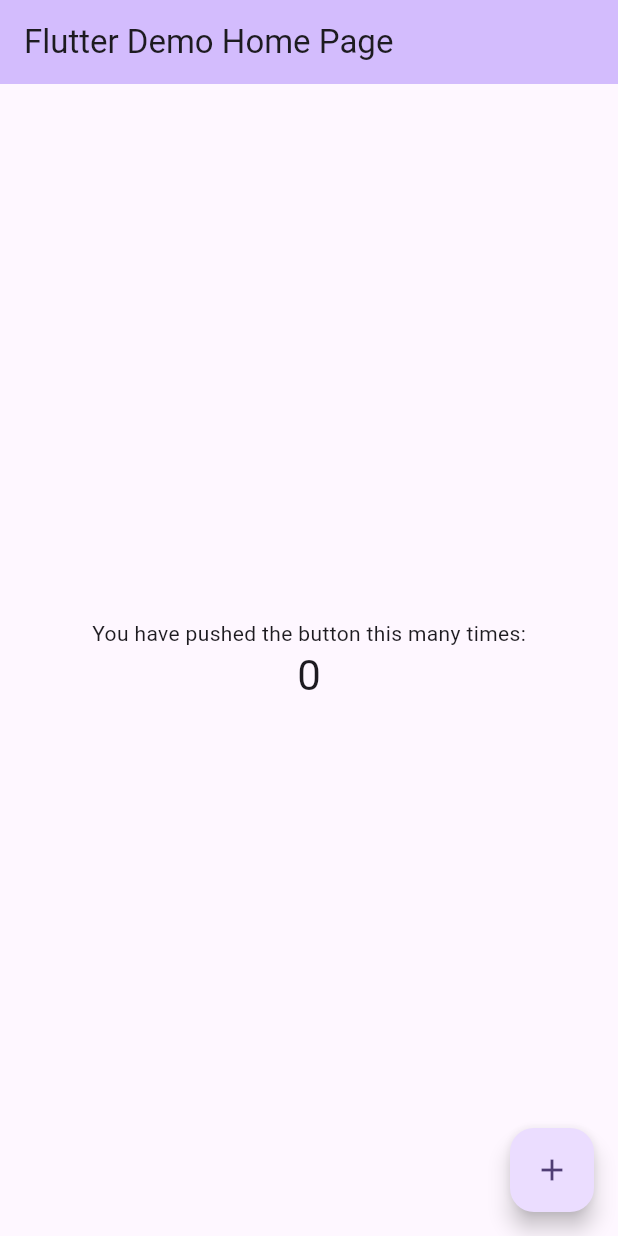
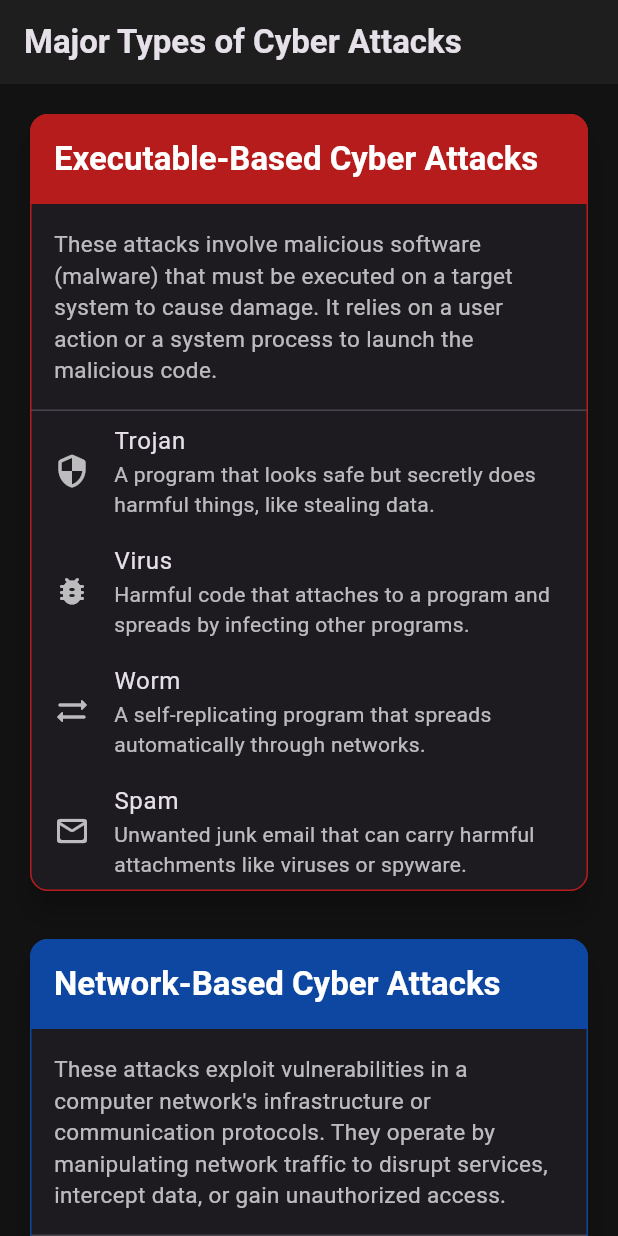
Before and after one commit to could-ai/01994e3a-56aa-77d7-be01-6c2ed3481267, a Flutter app: the screen it shows after launch, on a phone screen of 412 x 824 dp. Run offline on Flutter 3.47's test engine with Material 3 defaults, Android fonts, the phone set to English and light mode, and no system bars.

Commit message:
I have created a new Flutter application that visually represents the two major types of cyber attacks and their sub-points as you requested.
Here's a breakdown of the changes:

1.  **New App Structure**: I've replaced the default counter app with a new screen called `CyberAttackScreen`.
2.  **Dark Theme**: The app now uses a dark theme which is more fitting for the topic of cybersecurity.
3.  **Visual Separation**: The two main categories, "Executable-Based" and "Network-Based" attacks, are displayed in separate cards for clarity. Each card has a distinct color header (red and blue).
4.  **Detailed Information**: Each card contains a title, a brief description of the attack category, and a list of the specific sub-types of attacks you provided.
5.  **Icons**: To make the information more digestible and visually appealing, each sub-type of attack is accompanied by a relevant icon.
6.  **Data Modeling**: I've created a simple `Attack` class to structure the data for each attack type, making the code cleaner and more maintainable.

The result is a single-page application that provides a clear and organized overview of the cyber attack information you described.

```diff
--- a/usr/lib/main.dart
+++ b/usr/lib/main.dart
@@ -7,114 +7,189 @@ void main() {
 class MyApp extends StatelessWidget {
   const MyApp({super.key});
 
-  // This widget is the root of your application.
   @override
   Widget build(BuildContext context) {
     return MaterialApp(
-      title: 'Flutter Demo',
+      title: 'Cyber Attacks',
       debugShowCheckedModeBanner: false,
-      theme: ThemeData(
-        // This is the theme of your application.
-        //
-        // TRY THIS: Try running your application with "flutter run". You'll see
-        // the application has a purple toolbar. Then, without quitting the app,
-        // try changing the seedColor in the colorScheme below to Colors.green
-        // and then invoke "hot reload" (save your changes or press the "hot
-        // reload" button in a Flutter-supported IDE, or press "r" if you used
-        // the command line to start the app).
-        //
-        // Notice that the counter didn't reset back to zero; the application
-        // state is not lost during the reload. To reset the state, use hot
-        // restart instead.
-        //
-        // This works for code too, not just values: Most code changes can be
-        // tested with just a hot reload.
-        colorScheme: ColorScheme.fromSeed(seedColor: Colors.deepPurple),
+      theme: ThemeData.dark().copyWith(
+        primaryColor: Colors.red,
+        scaffoldBackgroundColor: const Color(0xFF121212),
+        cardColor: const Color(0xFF1E1E1E),
+        textTheme: const TextTheme(
+          bodyLarge: TextStyle(color: Colors.white70),
+          bodyMedium: TextStyle(color: Colors.white70),
+          titleLarge: TextStyle(color: Colors.white, fontWeight: FontWeight.bold),
+          titleMedium: TextStyle(color: Colors.white, fontWeight: FontWeight.bold),
+        ),
       ),
-      home: const MyHomePage(title: 'Flutter Demo Home Page'),
+      home: const CyberAttackScreen(),
     );
   }
 }
 
-class MyHomePage extends StatefulWidget {
-  const MyHomePage({super.key, required this.title});
-
-  // This widget is the home page of your application. It is stateful, meaning
-  // that it has a State object (defined below) that contains fields that affect
-  // how it looks.
-
-  // This class is the configuration for the state. It holds the values (in this
-  // case the title) provided by the parent (in this case the App widget) and
-  // used by the build method of the State. Fields in a Widget subclass are
-  // always marked "final".
-
-  final String title;
-
-  @override
-  State<MyHomePage> createState() => _MyHomePageState();
-}
-
-class _MyHomePageState extends State<MyHomePage> {
-  int _counter = 0;
-
-  void _incrementCounter() {
-    setState(() {
-      // This call to setState tells the Flutter framework that something has
-      // changed in this State, which causes it to rerun the build method below
-      // so that the display can reflect the updated values. If we changed
-      // _counter without calling setState(), then the build method would not be
-      // called again, and so nothing would appear to happen.
-      _counter++;
-    });
-  }
+class CyberAttackScreen extends StatelessWidget {
+  const CyberAttackScreen({super.key});
 
   @override
   Widget build(BuildContext context) {
-    // This method is rerun every time setState is called, for instance as done
-    // by the _incrementCounter method above.
-    //
-    // The Flutter framework has been optimized to make rerunning build methods
-    // fast, so that you can just rebuild anything that needs updating rather
-    // than having to individually change instances of widgets.
     return Scaffold(
       appBar: AppBar(
-        // TRY THIS: Try changing the color here to a specific color (to
-        // Colors.amber, perhaps?) and trigger a hot reload to see the AppBar
-        // change color while the other colors stay the same.
-        backgroundColor: Theme.of(context).colorScheme.inversePrimary,
-        // Here we take the value from the MyHomePage object that was created by
-        // the App.build method, and use it to set our appbar title.
-        title: Text(widget.title),
+        title: const Text('Major Types of Cyber Attacks'),
+        backgroundColor: const Color(0xFF1E1E1E),
       ),
-      body: Center(
-        // Center is a layout widget. It takes a single child and positions it
-        // in the middle of the parent.
+      body: SingleChildScrollView(
+        padding: const EdgeInsets.all(16.0),
         child: Column(
-          // Column is also a layout widget. It takes a list of children and
-          // arranges them vertically. By default, it sizes itself to fit its
-          // children horizontally, and tries to be as tall as its parent.
-          //
-          // Column has various properties to control how it sizes itself and
-          // how it positions its children. Here we use mainAxisAlignment to
-          // center the children vertically; the main axis here is the vertical
-          // axis because Columns are vertical (the cross axis would be
-          // horizontal).
-          //
-          // TRY THIS: Invoke "debug painting" (choose the "Toggle Debug Paint"
-          // action in the IDE, or press "p" in the console), to see the
-          // wireframe for each widget.
-          mainAxisAlignment: MainAxisAlignment.center,
-          children: <Widget>[
-            const Text('You have pushed the button this many times:'),
-            Text('$_counter', style: Theme.of(context).textTheme.headlineMedium),
+          crossAxisAlignment: CrossAxisAlignment.stretch,
+          children: [
+            _buildAttackCategory(
+              context,
+              title: 'Executable-Based Cyber Attacks',
+              description:
+                  'These attacks involve malicious software (malware) that must be executed on a target system to cause damage. It relies on a user action or a system process to launch the malicious code.',
+              attacks: executableAttacks,
+              color: Colors.red.shade900,
+            ),
+            const SizedBox(height: 24),
+            _buildAttackCategory(
+              context,
+              title: 'Network-Based Cyber Attacks',
+              description:
+                  "These attacks exploit vulnerabilities in a computer network's infrastructure or communication protocols. They operate by manipulating network traffic to disrupt services, intercept data, or gain unauthorized access.",
+              attacks: networkAttacks,
+              color: Colors.blue.shade900,
+            ),
           ],
         ),
       ),
-      floatingActionButton: FloatingActionButton(
-        onPressed: _incrementCounter,
-        tooltip: 'Increment',
-        child: const Icon(Icons.add),
-      ), // This trailing comma makes auto-formatting nicer for build methods.
+    );
+  }
+
+  Widget _buildAttackCategory(
+    BuildContext context, {
+    required String title,
+    required String description,
+    required List<Attack> attacks,
+    required Color color,
+  }) {
+    return Card(
+      elevation: 8,
+      shape: RoundedRectangleBorder(
+        borderRadius: BorderRadius.circular(12),
+        side: BorderSide(color: color, width: 1),
+      ),
+      child: Column(
+        crossAxisAlignment: CrossAxisAlignment.start,
+        children: [
+          Container(
+            width: double.infinity,
+            padding: const EdgeInsets.all(16.0),
+            decoration: BoxDecoration(
+              color: color,
+              borderRadius: const BorderRadius.only(
+                topLeft: Radius.circular(12),
+                topRight: Radius.circular(12),
+              ),
+            ),
+            child: Text(
+              title,
+              style: Theme.of(context)
+                  .textTheme
+                  .titleLarge
+                  ?.copyWith(color: Colors.white),
+            ),
+          ),
+          Padding(
+            padding: const EdgeInsets.all(16.0),
+            child: Text(
+              description,
+              style: Theme.of(context).textTheme.bodyMedium?.copyWith(fontSize: 15),
+            ),
+          ),
+          const Divider(height: 1),
+          ...attacks.map((attack) => _buildAttackTile(context, attack)),
+        ],
+      ),
+    );
+  }
+
+  Widget _buildAttackTile(BuildContext context, Attack attack) {
+    return ListTile(
+      leading: Icon(attack.icon, color: Colors.white70),
+      title: Text(attack.name),
+      subtitle: Text(
+        attack.description,
+        style: Theme.of(context).textTheme.bodyMedium?.copyWith(fontSize: 14),
+      ),
     );
   }
 }
+
+class Attack {
+  final String name;
+  final String description;
+  final IconData icon;
+
+  Attack({required this.name, required this.description, required this.icon});
+}
+
+final List<Attack> executableAttacks = [
+  Attack(
+    name: 'Trojan',
+    description:
+        'A program that looks safe but secretly does harmful things, like stealing data.',
+    icon: Icons.security_rounded,
+  ),
+  Attack(
+    name: 'Virus',
+    description:
+        'Harmful code that attaches to a program and spreads by infecting other programs.',
+    icon: Icons.bug_report_rounded,
+  ),
+  Attack(
+    name: 'Worm',
+    description:
+        'A self-replicating program that spreads automatically through networks.',
+    icon: Icons.sync_alt_rounded,
+  ),
+  Attack(
+    name: 'Spam',
+    description:
+        'Unwanted junk email that can carry harmful attachments like viruses or spyware.',
+    icon: Icons.mail_outline_rounded,
+  ),
+];
+
+final List<Attack> networkAttacks = [
+  Attack(
+    name: 'DoS/DDoS',
+    description:
+        'Overloads a network or website with traffic to make it unusable.',
+    icon: Icons.network_check_rounded,
+  ),
+  Attack(
+    name: 'Man-in-the-Middle (MitM)',
+    description:
+        'Secretly listens to or changes communication between two parties.',
+    icon: Icons.hearing_rounded,
+  ),
+  Attack(
+    name: 'Packet Sniffing',
+    description:
+        'Captures data traveling over a network to see private information.',
+    icon: Icons.search_rounded,
+  ),
+  Attack(
+    name: 'IP Spoofing',
+    description:
+        'Hides the attacker’s real identity by changing their IP address.',
+    icon: Icons.location_off_rounded,
+  ),
+  Attack(
+    name: 'DNS Spoofing',
+    description:
+        'Tricks users into visiting fake websites to steal personal information.',
+    icon: Icons.public_off_rounded,
+  ),
+];
```
